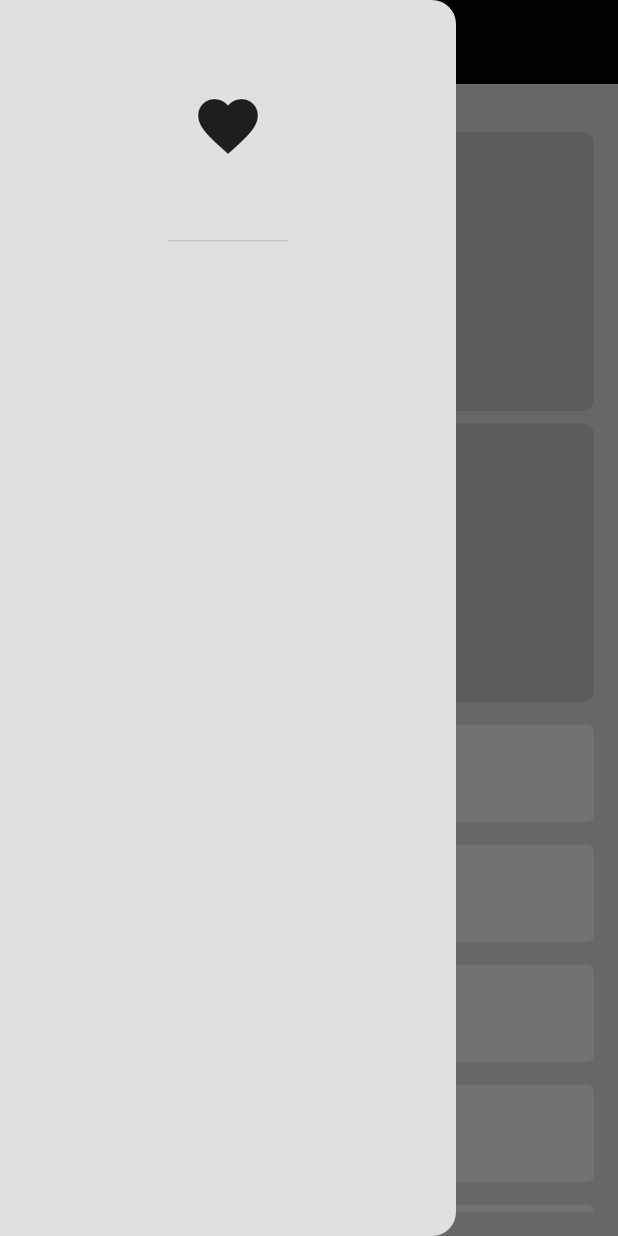
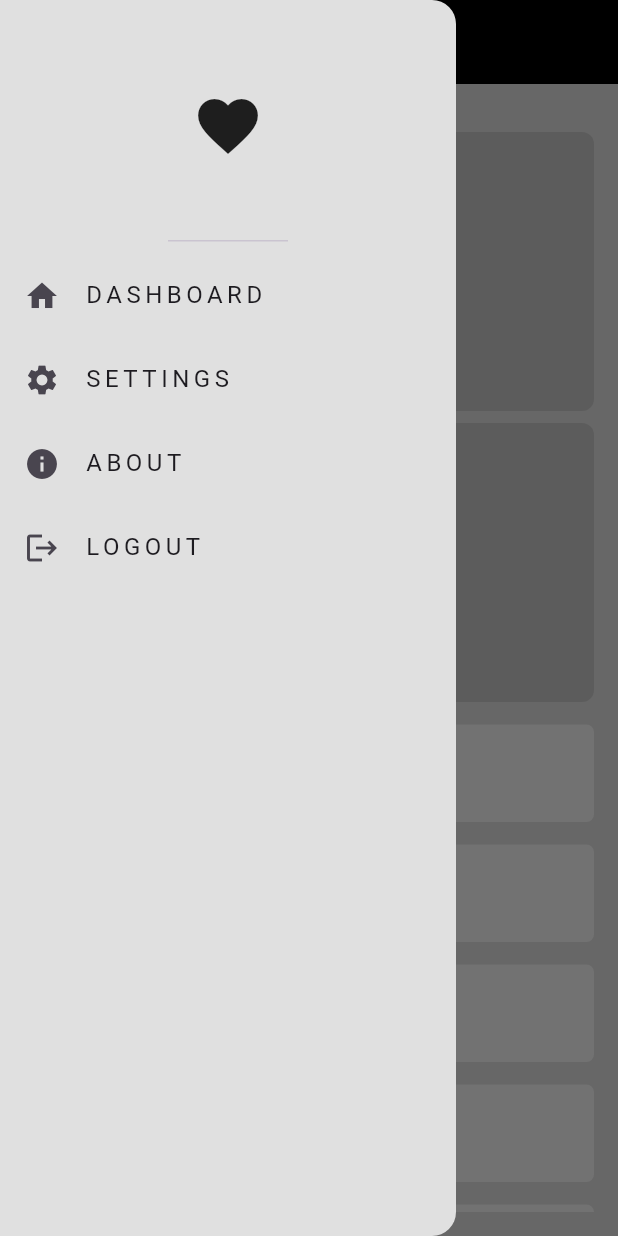
Before and after one commit to George-Samir88/responsive_UI, a Flutter app: the screen it shows after launch, with the side drawer open, on a phone screen of 412 x 824 dp. Run offline on Flutter 3.47's test engine with Material 3 defaults, Android fonts, the phone set to English and light mode, and no system bars.

Commit message:
add custom drawer item list view

```diff
--- a/lib/models/drawer_item_model.dart
+++ b/lib/models/drawer_item_model.dart
@@ -4,5 +4,5 @@ class DrawerItemModel {
   final String text;
   final IconData iconData;
 
-  DrawerItemModel({required this.text, required this.iconData});
+  const DrawerItemModel({required this.text, required this.iconData});
 }
--- a/lib/views/custom_drawer.dart
+++ b/lib/views/custom_drawer.dart
@@ -1,21 +1,31 @@
 import 'package:flutter/material.dart';
-import 'package:responsive_ui/views/custom_drawer_item.dart';
+
+import '../models/drawer_item_model.dart';
+import 'custom_drawer_item_list_view.dart';
 
 class CustomDrawer extends StatelessWidget {
   const CustomDrawer({super.key});
+
+  final List<DrawerItemModel> drawerItemModel = const [
+    DrawerItemModel(text: 'DASHBOARD', iconData: Icons.home),
+    DrawerItemModel(text: 'SETTINGS', iconData: Icons.settings),
+    DrawerItemModel(text: 'ABOUT', iconData: Icons.info),
+    DrawerItemModel(text: 'LOGOUT', iconData: Icons.logout),
+  ];
 
   @override
   Widget build(BuildContext context) {
     return Drawer(
       backgroundColor: Colors.grey.shade300,
-      child: const Column(
+      child: Column(
         children: [
-          DrawerHeader(
+          const DrawerHeader(
             child: Icon(
               Icons.favorite_outlined,
               size: 48,
             ),
           ),
+          CustomDrawerItemsListView(drawerItemModel: drawerItemModel),
         ],
       ),
     );
--- /dev/null
+++ b/lib/views/custom_drawer_item_list_view.dart
@@ -0,0 +1,25 @@
+import 'package:flutter/material.dart';
+
+import '../models/drawer_item_model.dart';
+import 'custom_drawer_item.dart';
+
+class CustomDrawerItemsListView extends StatelessWidget {
+  const CustomDrawerItemsListView({
+    super.key,
+    required this.drawerItemModel,
+  });
+
+  final List<DrawerItemModel> drawerItemModel;
+
+  @override
+  Widget build(BuildContext context) {
+    return ListView.builder(
+      shrinkWrap: true,
+      physics: const NeverScrollableScrollPhysics(),
+      itemBuilder: (context, index) {
+        return CustomDrawerItem(drawerItemModel: drawerItemModel[index]);
+      },
+      itemCount: drawerItemModel.length,
+    );
+  }
+}
```
